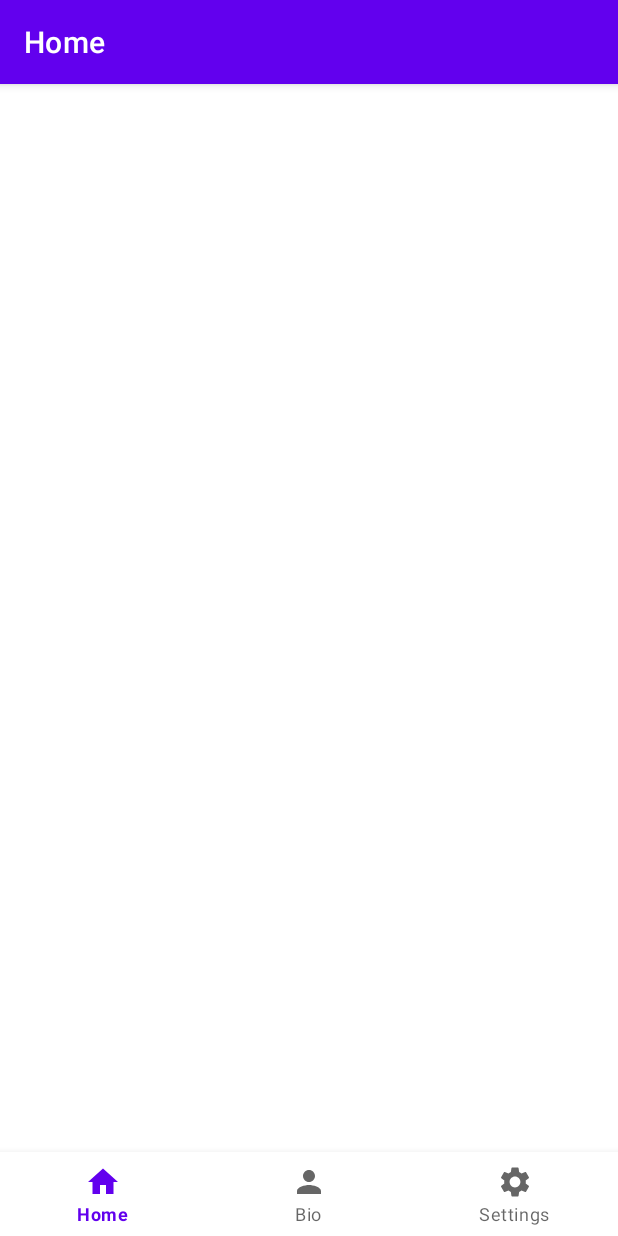
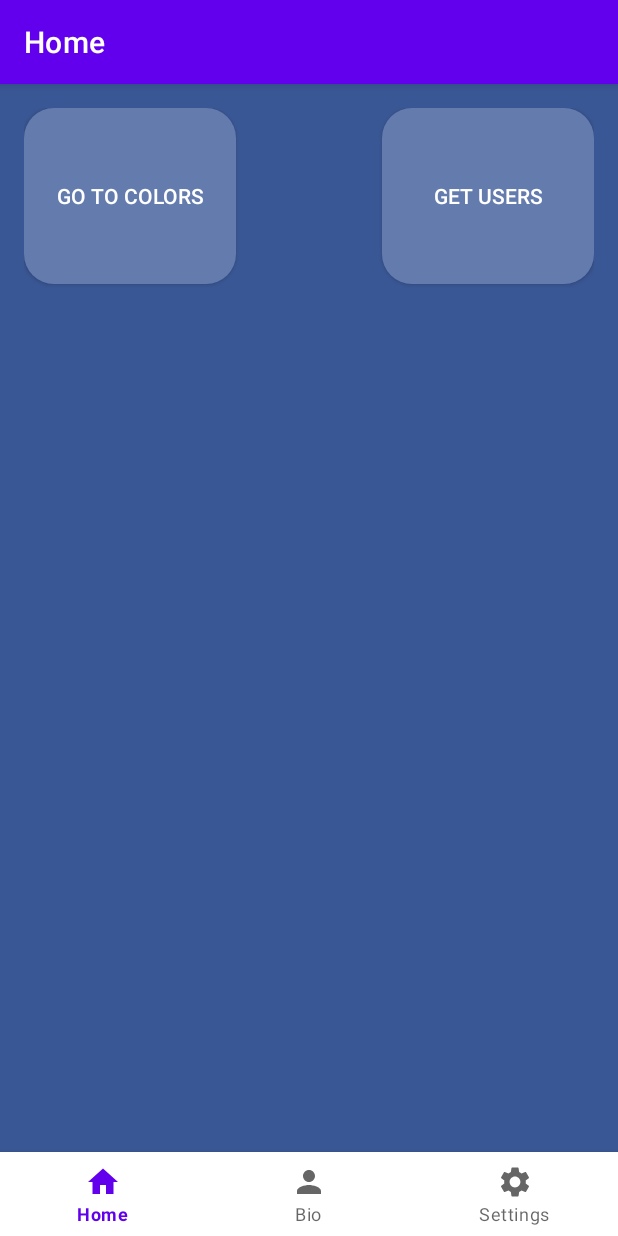
Before and after one commit to DimitrisLigi/CVCreator, an Android app: the screen it shows after launch (MainActivity), on a phone screen of 412 x 824 dp. Run offline under Robolectric (Android 15) with nearby library versions, the phone set to English and light mode, and no system bars; our stand-ins replace navigation-ui.

Commit message:
Initial Commit.

```diff
--- a/app/src/main/java/com/dimitrisligi/listofapirequests/MainActivity.kt
+++ b/app/src/main/java/com/dimitrisligi/listofapirequests/MainActivity.kt
@@ -38,5 +38,12 @@ class MainActivity : AppCompatActivity() {
         val navController = navHostFragment!!.navController
         setupActionBarWithNavController(navController)
         bottomNavigationView.setupWithNavController(navController)
+        actionBar?.setDisplayShowHomeEnabled(false)
+    }
+
+
+    override fun onSupportNavigateUp(): Boolean {
+        onBackPressed()
+        return true
     }
 }
--- a/app/src/main/java/fragments/HomeFragment.kt
+++ b/app/src/main/java/fragments/HomeFragment.kt
@@ -1,70 +1,44 @@
 package fragments
 
-import adapters.MainAdapter
-import android.app.Activity
+import android.content.Intent
 import android.os.Bundle
+import androidx.fragment.app.Fragment
 import android.view.LayoutInflater
 import android.view.View
 import android.view.ViewGroup
 import android.widget.Toast
-import androidx.appcompat.content.res.AppCompatResources
-import androidx.fragment.app.Fragment
-import androidx.lifecycle.ViewModelProvider
-import androidx.recyclerview.widget.DividerItemDecoration
-import androidx.recyclerview.widget.LinearLayoutManager
-import androidx.recyclerview.widget.StaggeredGridLayoutManager.VERTICAL
+import androidx.navigation.Navigation
 import com.dimitrisligi.listofapirequests.R
 import kotlinx.android.synthetic.main.fragment_home.*
-import models.ColorData
-import viewmodels.RecyclerViewViewModel
+import kotlinx.android.synthetic.main.fragment_home.view.*
 
 
 class HomeFragment : Fragment() {
-    private lateinit var mainAdapter: MainAdapter
-    private lateinit var mainViewModel: RecyclerViewViewModel
-
-    override fun onViewCreated(view: View, savedInstanceState: Bundle?) {
-        super.onViewCreated(view, savedInstanceState)
-        val fragmentActivity = activity
-        val decor = DividerItemDecoration(fragmentActivity,VERTICAL)
-        mainViewModel = ViewModelProvider(this).get(RecyclerViewViewModel::class.java)
-
-        rv_home.apply {
-            layoutManager = LinearLayoutManager(context)
-            mainAdapter = MainAdapter(context)
-            adapter = mainAdapter
-            decor.setDrawable(AppCompatResources.getDrawable(fragmentActivity!!,
-                R.drawable.decor_line
-            )!!)
-            addItemDecoration(decor)
-        }
-        getData()
-    }
 
     override fun onCreateView(
         inflater: LayoutInflater, container: ViewGroup?,
         savedInstanceState: Bundle?
     ): View? {
-        return inflater.inflate(R.layout.fragment_home, container, false)
-    }
-
-    private fun getData() {
-        mainViewModel.listOfColorData.observe(this.viewLifecycleOwner, {
-            if (it != null) {
-                mainAdapter.apply {
-                    setColorListData(it.data as ArrayList<ColorData>)
-                    notifyDataSetChanged()
-                }
-            } else {
-                Toast.makeText(context, "Error getting the data", Toast.LENGTH_SHORT).show()
-            }
-        })
+        var view =  inflater.inflate(R.layout.fragment_home, container, false)
+        view.btn_go_to_colors_fragm.setOnClickListener {
+            Navigation.findNavController(view).navigate(R.id.action_homeFragment_to_colorsFragment)
+        }
+        return view
     }
 
 
-    override fun onDestroy() {
-        super.onDestroy()
-        mainViewModel.cancelJobs()
+    override fun onViewCreated(view: View, savedInstanceState: Bundle?) {
+        super.onViewCreated(view, savedInstanceState)
+
+//        btn_go_to_colors_fragm.setOnClickListener {
+//
+//            val colorFragment = ColorFragment()
+//            val fragmentManager = activity?.supportFragmentManager
+//            val transaction = fragmentManager?.beginTransaction()
+//            transaction?.apply {
+//                replace(R.id.fragmentContainerView,colorFragment).addToBackStack(null).commit()
+//            }
+//
+//        }
     }
-
 }
--- a/app/src/main/java/fragments/PopUpFragment.kt
+++ b/app/src/main/java/fragments/PopUpFragment.kt
@@ -15,9 +15,6 @@ class PopUpFragment(): DialogFragment() {
         savedInstanceState: Bundle?
     ): View? {
         var rootView: View = inflater.inflate(R.layout.pop_up_color_details,container,false)
-
-
-
         return rootView
     }
 }
--- /dev/null
+++ b/app/src/main/res/drawable/home_buttons_shapes.xml
@@ -0,0 +1,8 @@
+<?xml version="1.0" encoding="utf-8"?>
+<shape xmlns:android="http://schemas.android.com/apk/res/android"
+    android:shape="rectangle">
+    <solid
+        android:color="@color/facebook_dark_blue"/>
+    <corners
+        android:radius="20dp"/>
+</shape>
--- a/app/src/main/res/layout/fragment_home.xml
+++ b/app/src/main/res/layout/fragment_home.xml
@@ -2,18 +2,32 @@
 <androidx.constraintlayout.widget.ConstraintLayout xmlns:android="http://schemas.android.com/apk/res/android"
     xmlns:app="http://schemas.android.com/apk/res-auto"
     xmlns:tools="http://schemas.android.com/tools"
-    android:id="@+id/home_constrain_layout"
+    android:id="@+id/frameLayout"
     android:layout_width="match_parent"
     android:layout_height="match_parent"
-    tools:context="fragments.HomeFragment" >
+    tools:context="fragments.HomeFragment"
+    android:background="@color/facebook_darkest_blue"
+    android:padding="16dp">
 
-    <androidx.recyclerview.widget.RecyclerView
-        android:id="@+id/rv_home"
-        android:layout_width="match_parent"
-        android:layout_height="match_parent"
-        app:layout_constraintBottom_toBottomOf="parent"
+
+    <androidx.appcompat.widget.AppCompatButton
+        android:id="@+id/btn_go_to_colors_fragm"
+        android:layout_width="141dp"
+        android:layout_height="117dp"
+        android:background="@drawable/home_buttons_shapes"
+        android:text="Go to Colors"
+        android:textColor="@color/white"
+        app:layout_constraintStart_toStartOf="parent"
+        app:layout_constraintTop_toTopOf="parent" />
+
+    <androidx.appcompat.widget.AppCompatButton
+        android:id="@+id/btn_get_users"
+        android:layout_width="141dp"
+        android:layout_height="117dp"
+        android:background="@drawable/home_buttons_shapes"
+        android:text="Get Users"
+        android:textColor="@color/white"
         app:layout_constraintEnd_toEndOf="parent"
-        app:layout_constraintStart_toStartOf="parent"
-        app:layout_constraintTop_toTopOf="parent"
-        tools:listitem="@layout/recycler_view_item" />
+        app:layout_constraintTop_toTopOf="parent" />
+
 </androidx.constraintlayout.widget.ConstraintLayout>
--- a/app/src/main/res/navigation/my_nav.xml
+++ b/app/src/main/res/navigation/my_nav.xml
@@ -9,7 +9,11 @@
         android:id="@+id/homeFragment"
         android:name="fragments.HomeFragment"
         android:label="Home"
-        tools:layout="@layout/fragment_home" />
+        tools:layout="@layout/fragment_home" >
+        <action
+            android:id="@+id/action_homeFragment_to_colorsFragment"
+            app:destination="@id/colorsFragment" />
+    </fragment>
     <fragment
         android:id="@+id/bioFragment"
         android:name="fragments.BioFragment"
@@ -20,4 +24,13 @@
         android:name="fragments.OptionsFragment"
         android:label="Settings"
         tools:layout="@layout/fragment_options" />
+    <fragment
+        android:id="@+id/colorsFragment"
+        android:name="fragments.ColorFragment"
+        android:label="Colors"
+        tools:layout="@layout/fragment_colors">
+        <action
+            android:id="@+id/action_colorsFragment_to_homeFragment"
+            app:destination="@id/homeFragment" />
+    </fragment>
 </navigation>
--- a/app/src/main/res/values/colors.xml
+++ b/app/src/main/res/values/colors.xml
@@ -7,4 +7,11 @@
     <color name="teal_700">#FF018786</color>
     <color name="black">#FF000000</color>
     <color name="white">#FFFFFFFF</color>
+
+    !--MINE COLORS--!
+    <color name="facebook_dark">#adb9d3</color>
+    <color name="facebook_darkest_blue">#3a5795</color>
+    <color name="facebook_dark_blue">#637bad</color>
+    <color name="facebook_grey_blue">#adb9d3</color>
+    <color name="facebook_white_blue">#edf0f5</color>
 </resources>
```
Also changed, not shown: app/src/main/java/fragments/ColorFragment.kt (added, +71 -0 lines), app/src/main/res/layout/fragment_colors.xml (added, +19 -0 lines).
